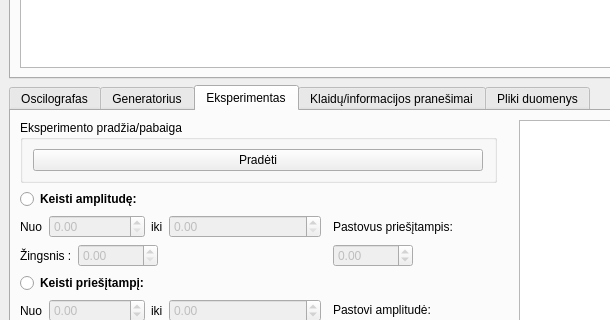
Qt form UIfiles/GUIThread.ui (userIsTaken/TryUSB) before a commit; both pictures show x 0 to 610 and y 129 to 449 of the 1100 by 900 pixel window.
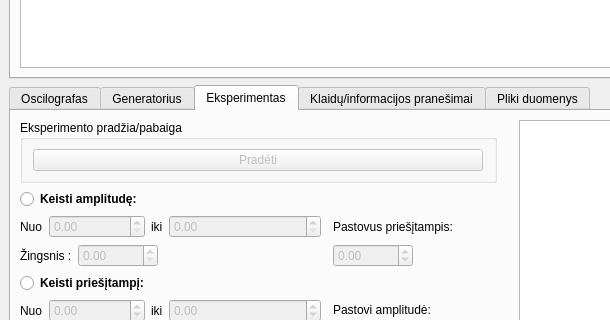
The same form after that commit. Icons and pictures are not drawn. Custom widgets are drawn as their Qt base class.

```diff
--- a/UIfiles/GUIThread.ui
+++ b/UIfiles/GUIThread.ui
@@ -1207,6 +1207,9 @@
           <layout class="QGridLayout" name="gridLayout_11">
            <item row="0" column="0">
             <widget class="QPushButton" name="startExperimentButton">
+             <property name="enabled">
+              <bool>false</bool>
+             </property>
              <property name="maximumSize">
               <size>
                <width>450</width>
```
Left out of the diff: 2 changed lines with no effect on the pictures.
